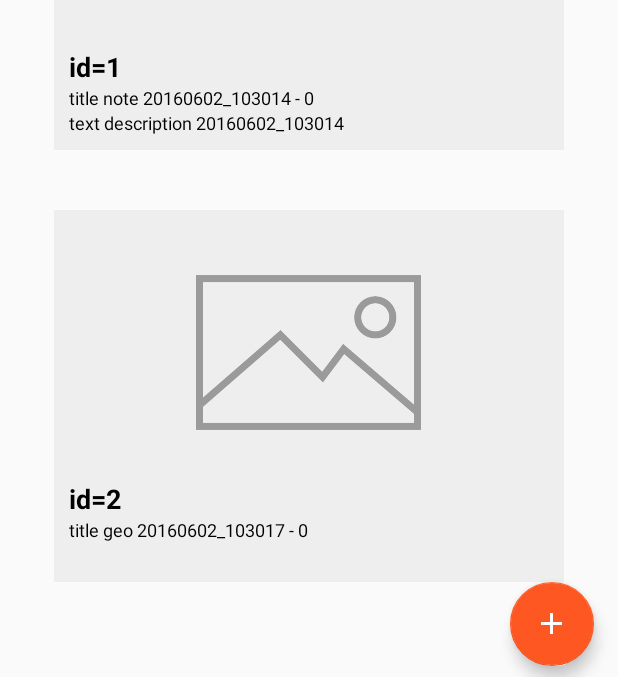
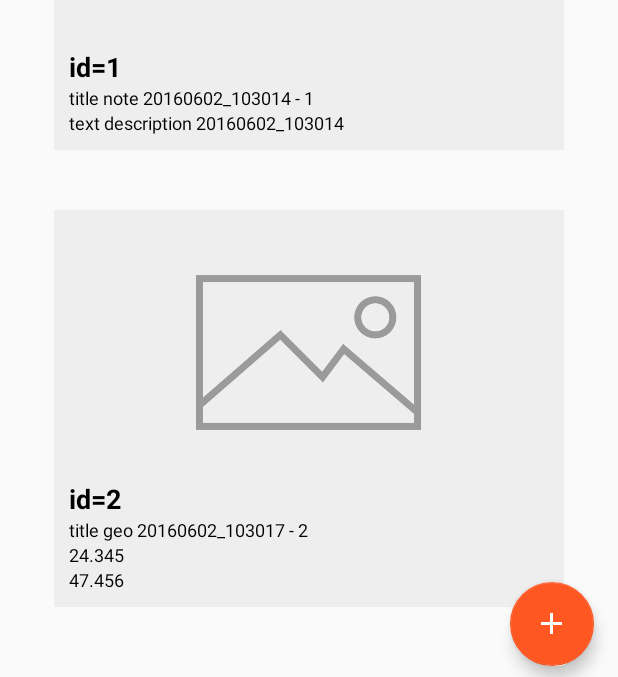
Before and after one commit to ob21/tripstori, an Android app: the screen it shows after launch (MainActivity), in the options menu, after a tap on "Add geo", on a phone screen of 412 x 824 dp. Shown: the part 546-1223 px from the top of the screen. Run offline under Robolectric (Android 15) with nearby library versions, the phone set to English and light mode, and no system bars; our stand-ins replace Volley; network calls fail.

Commit message:
Fix a interest type pb

```diff
--- a/app/src/main/java/com/colibri/tripstori/adapters/InterestsListAdapter.java
+++ b/app/src/main/java/com/colibri/tripstori/adapters/InterestsListAdapter.java
@@ -132,6 +132,8 @@ public class InterestsListAdapter extends RecyclerView.Adapter<InterestsListAdap
         holder.title.setText(interest.getTitle() + " - " + interest.getType());
         holder.image.setDefaultImageResId(R.drawable.photo);
         holder.image.setErrorImageResId(R.drawable.photo);
+
+        TSApp.logDebug(TAG, "interest = "+interest);
 
         if(holder.type == VIEW_TYPE_NOTE) {
             holder.text.setText(interest.getText());
--- a/app/src/main/java/com/colibri/tripstori/database/InterestsDataSource.java
+++ b/app/src/main/java/com/colibri/tripstori/database/InterestsDataSource.java
@@ -7,6 +7,7 @@ import android.database.SQLException;
 import android.database.sqlite.SQLiteDatabase;
 import android.util.Log;
 
+import com.colibri.tripstori.TSApp;
 import com.colibri.tripstori.model.Interest;
 
 import java.util.ArrayList;
@@ -42,6 +43,7 @@ public class InterestsDataSource {
     }
 
     public Interest createGeoInterest(String title, int type, double longitude, double latitude) {
+        TSApp.logDebug(TAG, "createGeoInterest type = "+Interest.typeFromInt(type));
         ContentValues values = new ContentValues();
         values.put(TSDbHelper.COLUMN_TITLE, title);
         values.put(TSDbHelper.COLUMN_TYPE, Interest.typeFromInt(type));
@@ -82,6 +84,7 @@ public class InterestsDataSource {
     }
 
     public Interest createNoteInterest(String title, int type, String text) {
+        TSApp.logDebug(TAG, "createNoteInterest type = "+Interest.typeFromInt(type));
         ContentValues values = new ContentValues();
         values.put(TSDbHelper.COLUMN_TITLE, title);
         values.put(TSDbHelper.COLUMN_TYPE, Interest.typeFromInt(type));
@@ -102,6 +105,7 @@ public class InterestsDataSource {
     }
 
     public Interest createImageInterest(String title, int type, String imgUrl, String text) {
+        TSApp.logDebug(TAG, "createImageInterest type = "+Interest.typeFromInt(type));
         ContentValues values = new ContentValues();
         values.put(TSDbHelper.COLUMN_TITLE, title);
         values.put(TSDbHelper.COLUMN_TYPE, Interest.typeFromInt(type));
@@ -122,6 +126,7 @@ public class InterestsDataSource {
     }
 
     public Interest createWebInterest(String title, int type, String webUrl, String text) {
+        TSApp.logDebug(TAG, "createWebInterest type = "+Interest.typeFromInt(type));
         ContentValues values = new ContentValues();
         values.put(TSDbHelper.COLUMN_TITLE, title);
         values.put(TSDbHelper.COLUMN_TYPE, Interest.typeFromInt(type));
@@ -143,13 +148,13 @@ public class InterestsDataSource {
 
     public void deleteInterest(Interest interest) {
         long id = interest.getId();
-        System.out.println("Interest deleted with id: " + id);
+        TSApp.logDebug(TAG, "Interest deleted with id: " + id);
         database.delete(TSDbHelper.TABLE_INTERESTS, TSDbHelper.COLUMN_ID
                 + " = " + id, null);
     }
 
     public void deleteAllInterests() {
-        System.out.println("All interests deleted");
+        TSApp.logDebug(TAG, "All interests deleted");
         database.delete(TSDbHelper.TABLE_INTERESTS, null, null);
     }
 
@@ -171,7 +176,8 @@ public class InterestsDataSource {
     }
 
     private Interest cursorToInterest(Cursor cursor) {
-        Log.i(TAG, "cursor count = "+cursor.getColumnCount());
+        TSApp.logDebug(TAG, "cursor count = "+cursor.getColumnCount());
+        TSApp.logDebug(TAG, "cursor getString(2) = "+cursor.getString(2));
         Interest interest = new Interest(cursor.getLong(0),
                 cursor.getString(1),
                 Interest.intFromType(cursor.getString(2)),
--- a/app/src/main/java/com/colibri/tripstori/model/Interest.java
+++ b/app/src/main/java/com/colibri/tripstori/model/Interest.java
@@ -10,10 +10,10 @@ import java.util.Date;
 public class Interest {
 
     public final static int NONE = 0;
-    public final static int NOTE = 0;
-    public final static int GEO = 0;
-    public final static int IMAGE = 0;
-    public final static int WEB = 0;
+    public final static int NOTE = 1;
+    public final static int GEO = 2;
+    public final static int IMAGE = 3;
+    public final static int WEB = 4;
 
     private long mId;
 
```
